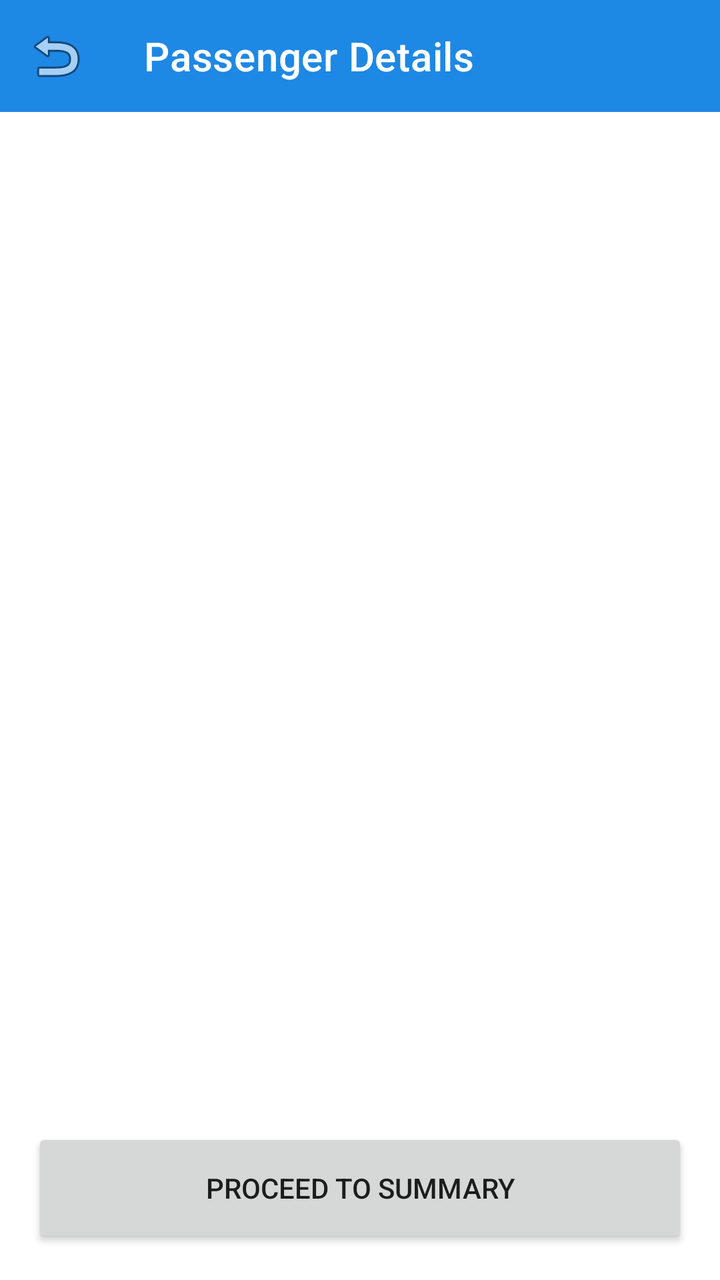
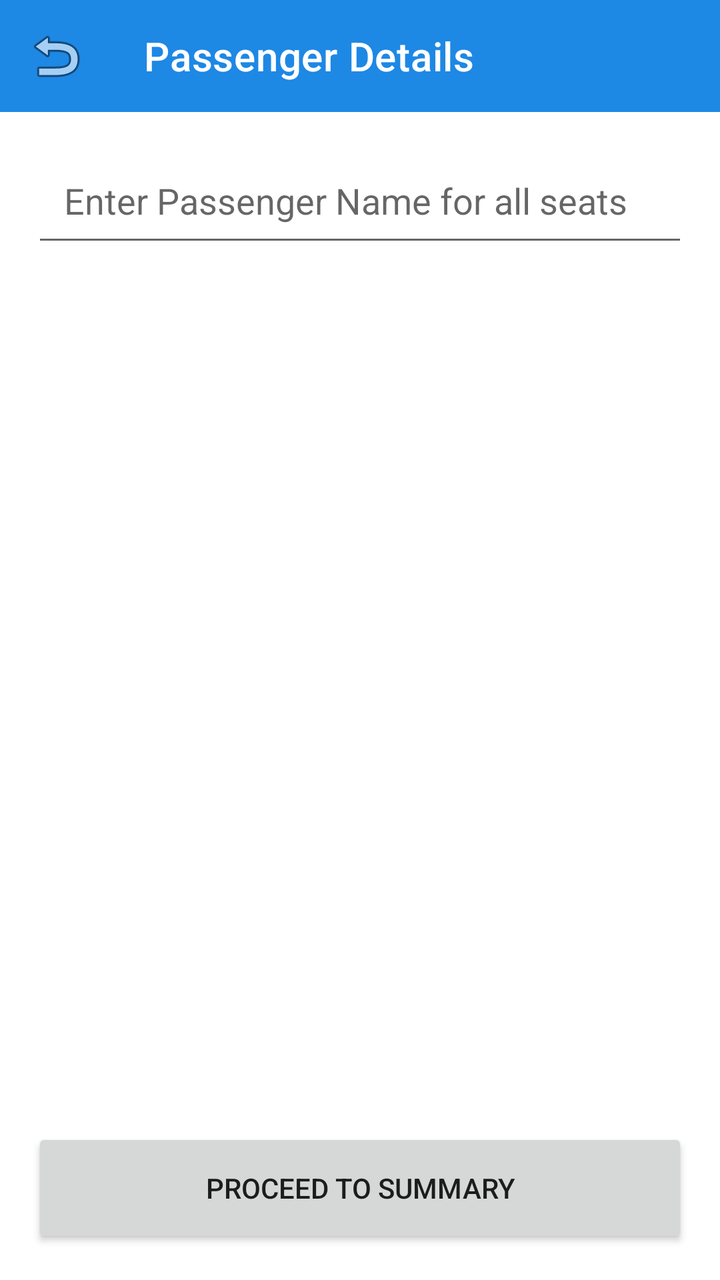

Before-and-after screenshots of an Android layout around one commit, followed by the original layout XML and the change that was made.
<!-- AndroidManifest.xml: application theme Theme.MahirExpress -->
<!-- res/layout/activity_passenger_registration.xml -->
<?xml version="1.0" encoding="utf-8"?>
<androidx.constraintlayout.widget.ConstraintLayout xmlns:android="http://schemas.android.com/apk/res/android"
    xmlns:app="http://schemas.android.com/apk/res-auto"
    android:layout_width="match_parent"
    android:layout_height="match_parent">

    <com.google.android.material.appbar.MaterialToolbar
        android:id="@+id/toolbar"
        android:layout_width="match_parent"
        android:layout_height="?attr/actionBarSize"
        android:background="?attr/colorPrimary"
        app:layout_constraintTop_toTopOf="parent"
        app:navigationIcon="@android:drawable/ic_menu_revert"
        app:title="Passenger Details"
        app:titleTextColor="@color/white" />

    <androidx.recyclerview.widget.RecyclerView
        android:id="@+id/rvPassengers"
        android:layout_width="match_parent"
        android:layout_height="0dp"
        android:padding="8dp"
        app:layout_constraintBottom_toTopOf="@id/btnConfirm"
        app:layout_constraintTop_toBottomOf="@id/toolbar" />

    <Button
        android:id="@+id/btnConfirm"
        android:layout_width="match_parent"
        android:layout_height="60dp"
        android:layout_margin="16dp"
        android:text="Proceed to Summary"
        app:layout_constraintBottom_toBottomOf="parent" />

</androidx.constraintlayout.widget.ConstraintLayout>
<!-- resources referenced by this layout -->
<resources>
  <color name="white">#FFFFFF</color>
  <style name="Theme.MahirExpress" parent="Theme.MaterialComponents.Light.NoActionBar">
          
          <item name="colorPrimary">@color/primary</item>
          <item name="colorPrimaryVariant">@color/primary_dark</item>
          <item name="colorOnPrimary">@color/white</item>
          
          <item name="colorSecondary">@color/accent</item>
          <item name="colorSecondaryVariant">@color/accent</item>
          <item name="colorOnSecondary">@color/black</item>
          
          <item name="android:statusBarColor">?attr/colorPrimaryVariant</item>
          
      </style>
  <color name="primary">#1E88E5</color>
  <color name="primary_dark">#1565C0</color>
  <color name="accent">#FFC107</color>
  <color name="black">#000000</color>
</resources>

<!-- the commit's change to res/layout/activity_passenger_registration.xml (unified diff, before → after) -->
@@ -1,33 +1,38 @@
 <?xml version="1.0" encoding="utf-8"?>
-<androidx.constraintlayout.widget.ConstraintLayout xmlns:android="http://schemas.android.com/apk/res/android"
+<LinearLayout xmlns:android="http://schemas.android.com/apk/res/android"
     xmlns:app="http://schemas.android.com/apk/res-auto"
     android:layout_width="match_parent"
-    android:layout_height="match_parent">
+    android:layout_height="match_parent"
+    android:orientation="vertical">
 
     <com.google.android.material.appbar.MaterialToolbar
         android:id="@+id/toolbar"
         android:layout_width="match_parent"
         android:layout_height="?attr/actionBarSize"
         android:background="?attr/colorPrimary"
-        app:layout_constraintTop_toTopOf="parent"
         app:navigationIcon="@android:drawable/ic_menu_revert"
         app:title="Passenger Details"
         app:titleTextColor="@color/white" />
 
-    <androidx.recyclerview.widget.RecyclerView
-        android:id="@+id/rvPassengers"
+    <EditText
+        android:id="@+id/etPassengerName"
+        android:layout_width="match_parent"
+        android:layout_height="wrap_content"
+        android:layout_margin="16dp"
+        android:hint="Enter Passenger Name for all seats"
+        android:inputType="textPersonName"
+        android:padding="16dp" />
+
+    <View
         android:layout_width="match_parent"
         android:layout_height="0dp"
-        android:padding="8dp"
-        app:layout_constraintBottom_toTopOf="@id/btnConfirm"
-        app:layout_constraintTop_toBottomOf="@id/toolbar" />
+        android:layout_weight="1" />
 
     <Button
         android:id="@+id/btnConfirm"
         android:layout_width="match_parent"
         android:layout_height="60dp"
         android:layout_margin="16dp"
-        android:text="Proceed to Summary"
-        app:layout_constraintBottom_toBottomOf="parent" />
+        android:text="Proceed to Summary" />
 
-</androidx.constraintlayout.widget.ConstraintLayout>
+</LinearLayout>
